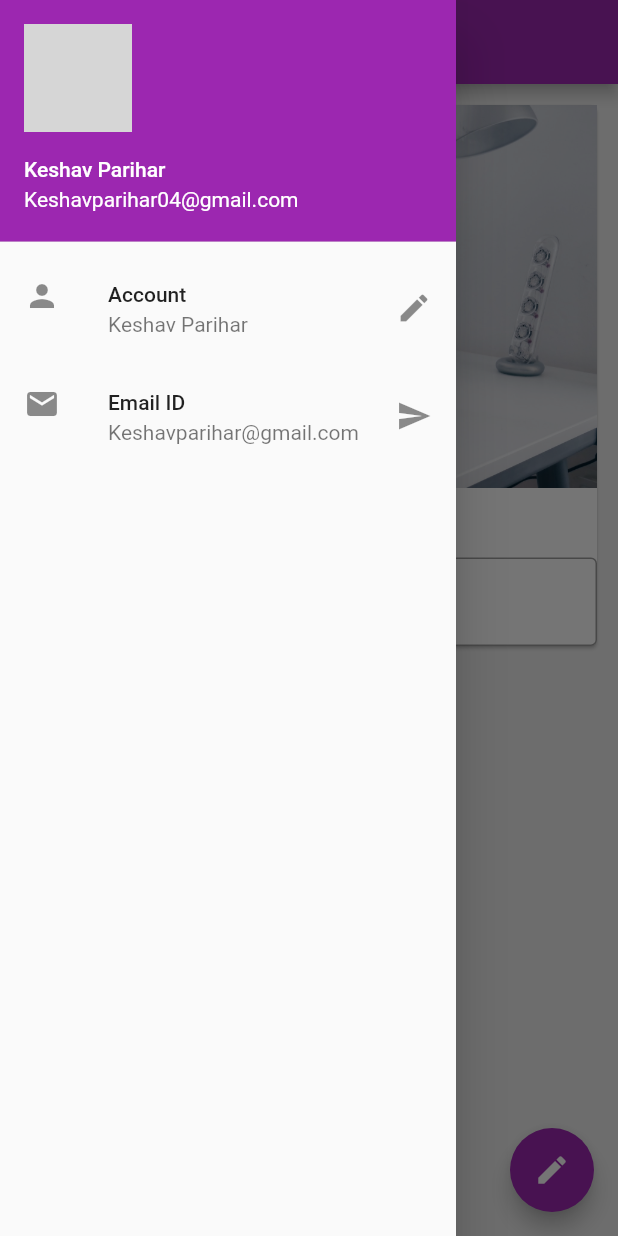
After one commit to Kparihar04/Flutter_Project1, a Flutter app: the screen it shows after launch, with the side drawer open, on a phone screen of 412 x 824 dp. The commit adds this screen. Run offline on Flutter 3.47's test engine with Material 2 defaults, Android fonts, the phone set to English and light mode, and no system bars; network calls fail; grey boxes are pictures that could not be loaded.

Commit message:
Organised_Code

```diff
--- /dev/null
+++ b/Project_1/test_app/lib/bg_img.dart
@@ -0,0 +1,10 @@
+import 'package:flutter/material.dart';
+
+class BgImg extends StatelessWidget {
+  const BgImg({super.key});
+
+  @override
+  Widget build(BuildContext context) {
+    return Image.asset("assets/bgmi.jpg", fit: BoxFit.cover);
+  }
+}
--- /dev/null
+++ b/Project_1/test_app/lib/changeNameCard.dart
@@ -0,0 +1,35 @@
+import 'package:flutter/material.dart';
+import 'package:test_app/bg_img.dart';
+
+
+class ChangeNameCard extends StatelessWidget {
+  const ChangeNameCard({
+    Key? key,
+    required this.myText,
+    required TextEditingController nameController,
+  }) : _nameController = nameController, super(key: key);
+
+  final String myText;
+  final TextEditingController _nameController;
+
+  @override
+  Widget build(BuildContext context) {
+    return Column(children: <Widget>[
+      BgImg(),
+      SizedBox(height: 17),
+      Text(
+        myText,
+        style: TextStyle(fontSize: 25, fontWeight: FontWeight.bold),
+      ),
+      TextField(
+        controller: _nameController,
+        keyboardType: TextInputType.text,
+        decoration: InputDecoration(
+          hintText: "Enter your name",
+          labelText: "Name",
+          border: OutlineInputBorder(),
+        ),
+      ),
+    ]);
+  }
+}
--- /dev/null
+++ b/Project_1/test_app/lib/drawer.dart
@@ -0,0 +1,36 @@
+import 'package:flutter/material.dart';
+
+class MyDrawer extends StatelessWidget {
+  const MyDrawer({super.key});
+
+  @override
+  Widget build(BuildContext context) {
+    return Drawer(
+      child: ListView(
+        padding: EdgeInsets.zero,
+        children: <Widget>[
+          UserAccountsDrawerHeader(
+            accountName: Text("Keshav Parihar"),
+            accountEmail: Text("Keshavparihar04@gmail.com"),
+            currentAccountPicture: CircleAvatar(
+              backgroundImage: NetworkImage(
+                  "https://images.unsplash.com/photo-1539571696357-5a69c17a67c6?ixlib=rb-4.0.3&ixid=MnwxMjA3fDB8MHxwaG90by1wYWdlfHx8fGVufDB8fHx8&auto=format&fit=crop&w=774&q=80"),
+            ),
+          ),
+          ListTile(
+            leading: Icon(Icons.person),
+            title: Text("Account"),
+            subtitle: Text("Keshav Parihar"),
+            trailing: Icon(Icons.edit),
+          ),
+          ListTile(
+            leading: Icon(Icons.email),
+            title: Text("Email ID"),
+            subtitle: Text("Keshavparihar@gmail.com"),
+            trailing: Icon(Icons.send),
+          )
+        ],
+      ),
+    );
+  }
+}
--- /dev/null
+++ b/Project_1/test_app/lib/pages/homepage.dart
@@ -0,0 +1,44 @@
+import 'package:flutter/material.dart';
+import '../changeNameCard.dart';
+import '../drawer.dart';
+
+
+class HomePage extends StatefulWidget {
+  @override
+  State<HomePage> createState() => _HomePageState();
+}
+
+class _HomePageState extends State<HomePage> {
+  TextEditingController _nameController = TextEditingController();
+  var myText = "Change Me";
+  @override
+  void initState() {
+    // TODO: implement initState
+    super.initState();
+  }
+
+  @override
+  Widget build(BuildContext context) {
+    return Scaffold(
+      backgroundColor: Colors.grey[200],
+      appBar: AppBar(title: Text("Awesome App")),
+      //Center Start
+      body: Padding(
+        padding: const EdgeInsets.all(10.0),
+        child: SingleChildScrollView(
+          child: Card(
+            child: ChangeNameCard(myText: myText, nameController: _nameController),
+          ),
+        ),
+      ),
+      drawer: const MyDrawer(),
+      floatingActionButton: FloatingActionButton(
+        onPressed: () {
+          myText = _nameController.text;
+          setState(() {});
+        },
+        child: const Icon(Icons.edit),
+      ),
+    );
+  }
+}
```
Also changed, not shown: Project_1/test_app/lib/main.dart (+1 -82 lines), 1 other file.
